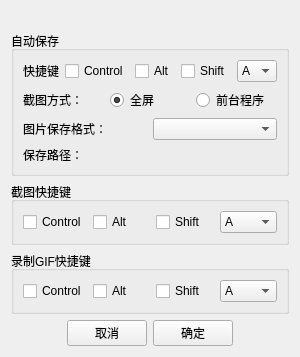
First picture: the form in src/SettingWidget.ui, repository afsfvr/screenshot, before the edit.
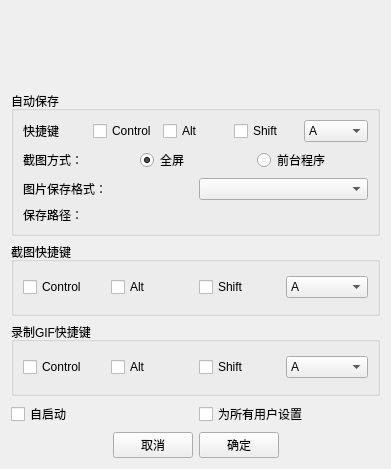
Second picture: the form after the edit.

Commit message: 添加开机自启功能

```diff
--- a/src/SettingWidget.ui
+++ b/src/SettingWidget.ui
@@ -6,8 +6,8 @@
    <rect>
     <x>0</x>
     <y>0</y>
-    <width>292</width>
-    <height>354</height>
+    <width>391</width>
+    <height>469</height>
    </rect>
   </property>
   <property name="windowTitle">
@@ -583,6 +583,24 @@
      </layout>
     </widget>
    </item>
+   <item>
+    <layout class="QHBoxLayout" name="horizontalLayout_8">
+     <item>
+      <widget class="QCheckBox" name="self_start">
+       <property name="text">
+        <string>自启动</string>
+       </property>
+      </widget>
+     </item>
+     <item>
+      <widget class="QCheckBox" name="all_user">
+       <property name="text">
+        <string>为所有用户设置</string>
+       </property>
+      </widget>
+     </item>
+    </layout>
+   </item>
    <item>
     <layout class="QHBoxLayout" name="horizontalLayout_3">
      <item>
```
The commit also changes 2 other files.
